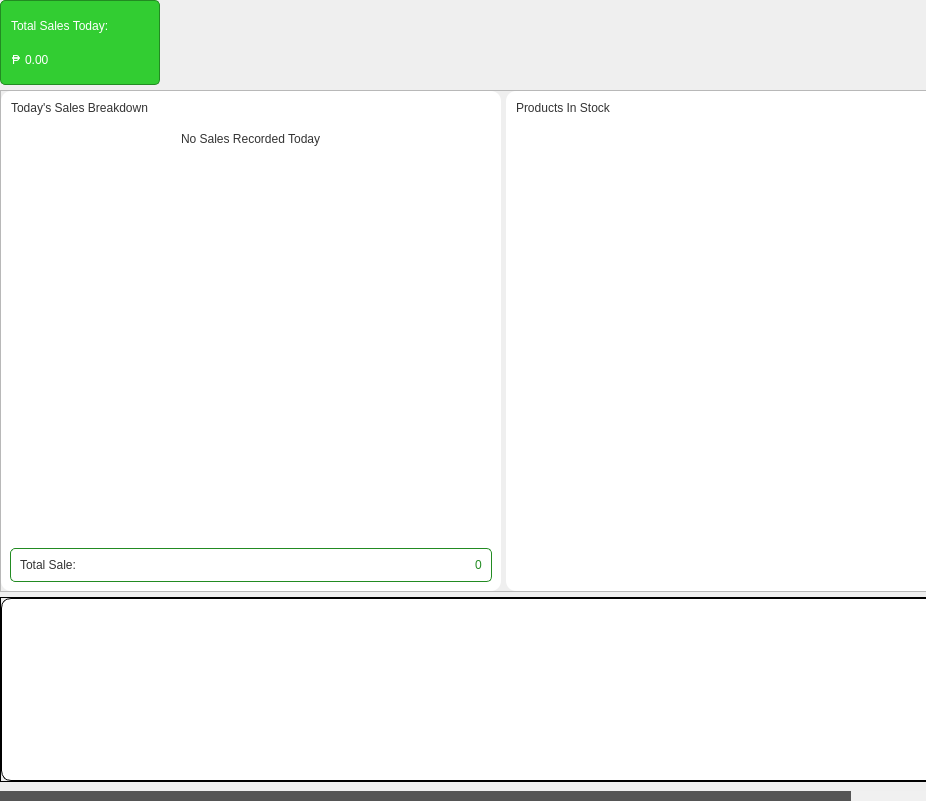
The window that app/src/ui/ui_dashboard.ui (Kazu0210/Inventory-System) describes before a commit, drawn with Qt 5.
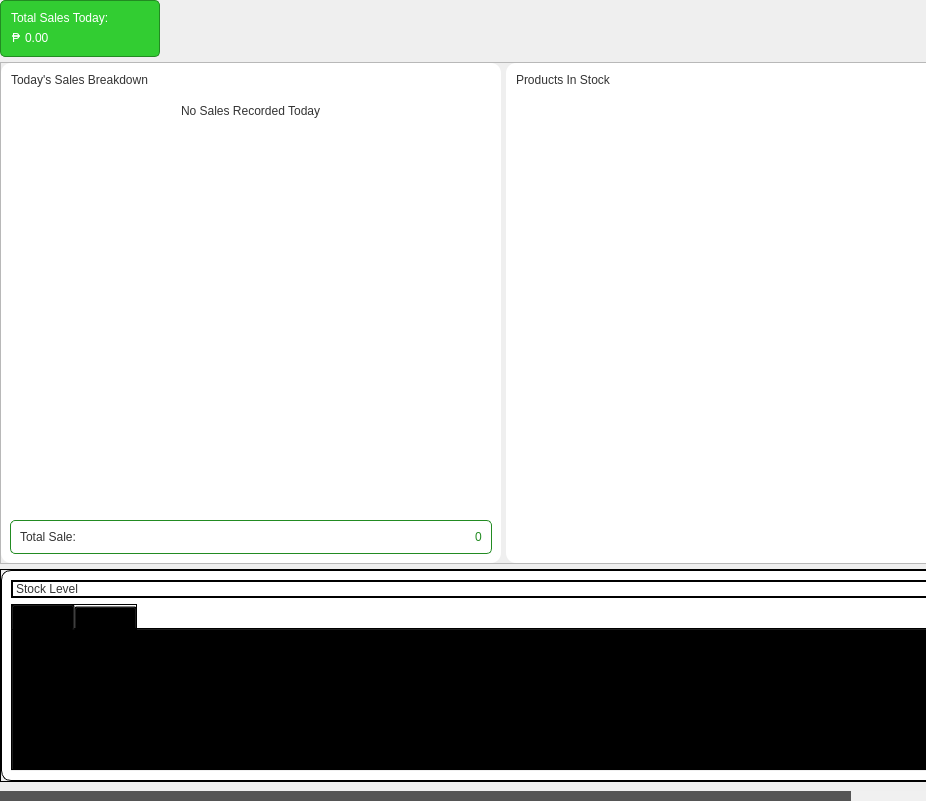
The same window after the commit.

Commit message: added chart widget

The edit to the form file:
```diff
--- a/app/src/ui/ui_dashboard.ui
+++ b/app/src/ui/ui_dashboard.ui
@@ -704,6 +704,63 @@
             <property name="frameShadow">
              <enum>QFrame::Raised</enum>
             </property>
+            <layout class="QVBoxLayout" name="verticalLayout_9">
+             <item alignment="Qt::AlignTop">
+              <widget class="QFrame" name="frame_11">
+               <property name="frameShape">
+                <enum>QFrame::StyledPanel</enum>
+               </property>
+               <property name="frameShadow">
+                <enum>QFrame::Raised</enum>
+               </property>
+               <layout class="QHBoxLayout" name="horizontalLayout_6">
+                <property name="spacing">
+                 <number>5</number>
+                </property>
+                <property name="leftMargin">
+                 <number>0</number>
+                </property>
+                <property name="topMargin">
+                 <number>0</number>
+                </property>
+                <property name="rightMargin">
+                 <number>0</number>
+                </property>
+                <property name="bottomMargin">
+                 <number>0</number>
+                </property>
+                <item>
+                 <widget class="QLabel" name="label_7">
+                  <property name="styleSheet">
+                   <string notr="true">font: 87 14pt &quot;Noto Sans Black&quot;;
+color: #333333;</string>
+                  </property>
+                  <property name="text">
+                   <string>Stock Level</string>
+                  </property>
+                 </widget>
+                </item>
+               </layout>
+              </widget>
+             </item>
+             <item>
+              <widget class="QTabWidget" name="sizes_tabWidget">
+               <property name="currentIndex">
+                <number>0</number>
+               </property>
+               <widget class="QWidget" name="tab">
+                <attribute name="title">
+                 <string>Page 1</string>
+                </attribute>
+               </widget>
+               <widget class="QWidget" name="tab_2">
+                <attribute name="title">
+                 <string>Page 2</string>
+                </attribute>
+               </widget>
+              </widget>
+             </item>
+            </layout>
            </widget>
           </item>
          </layout>
```
The commit also changes 4 other files.
